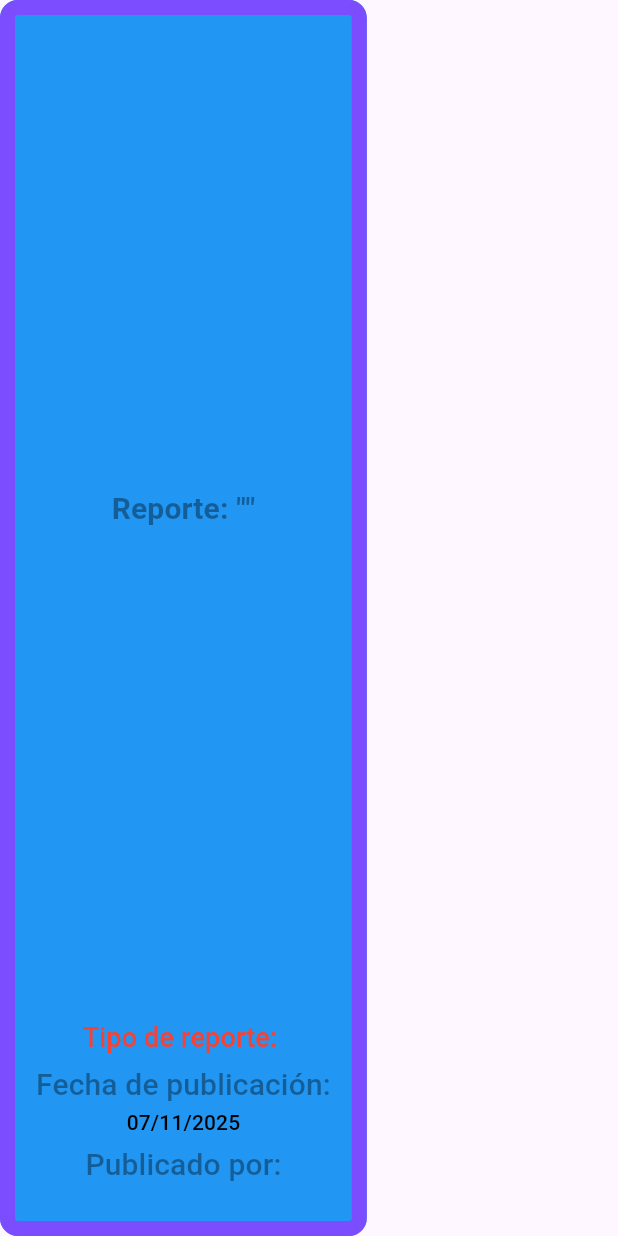
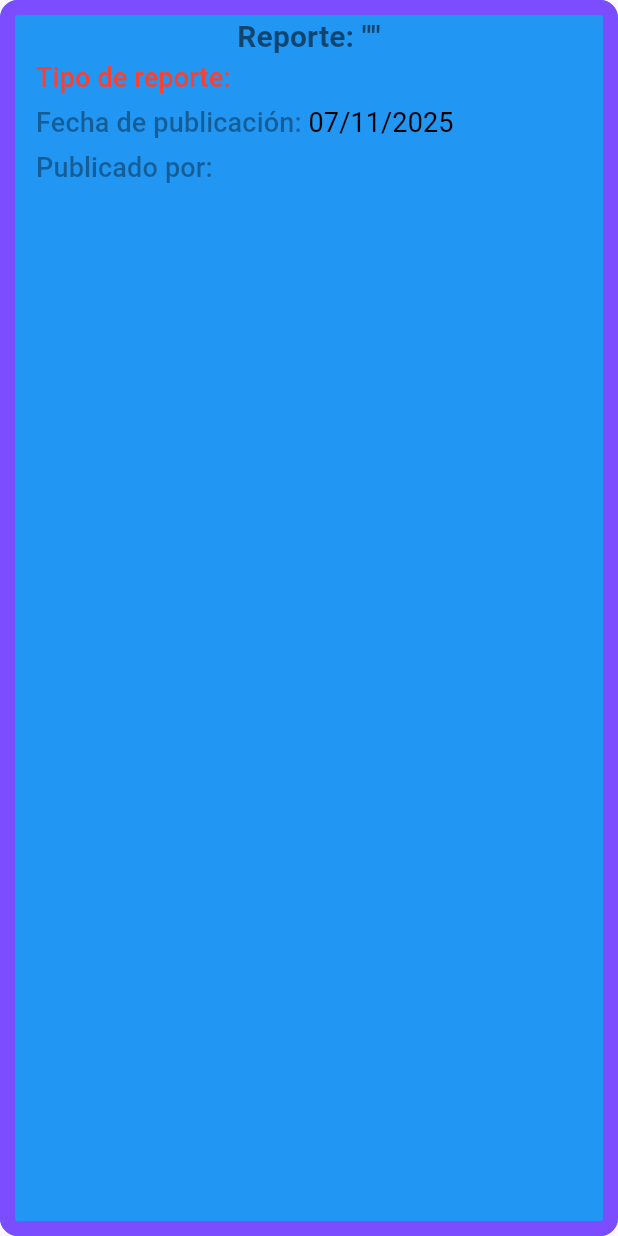
Before and after one commit to jmonsalve622/Proyecto-Ing-SW-10, a Flutter app: the BuildBotonReporte widget shown alone on an empty page, opened directly with empty values, on a phone screen of 412 x 824 dp. Run offline on Flutter 3.47's test engine with Material 3 defaults, Android fonts, the light colour scheme and no system bars.

Commit message:
fix: ListaReportes visible en cualquier resolución

```diff
--- a/lib/pages/lista_reportes_page.dart
+++ b/lib/pages/lista_reportes_page.dart
@@ -38,27 +38,25 @@ class BuildBotonReporte extends StatelessWidget {
           width: anchoBorde,
         ),
 
-        minimumSize: const Size(0, height),
+        minimumSize: const Size(double.infinity, height),
         alignment: Alignment.center,
-        //padding: const EdgeInsets.symmetric(horizontal: 16, vertical: 8),
       ),
       // Lo que va a mostrar el boton de reporte
       child: Column(
-        crossAxisAlignment: CrossAxisAlignment.center,
-        mainAxisAlignment: MainAxisAlignment.spaceBetween,
+        crossAxisAlignment: CrossAxisAlignment.start,
+        mainAxisAlignment: MainAxisAlignment.start,
         children: [
           // Ocupar Top
-          SizedBox(),
+          const SizedBox(height: 10),
 
-          // Ocupar Centro
-          FittedBox(
+          Center(
+            child: FittedBox(
               fit: BoxFit.scaleDown,
-
               child: Text.rich(
                 TextSpan(
                   style: const TextStyle(
                     fontSize: 20,
-                  color: Colors.black38,
+                    color: Colors.black54,
                     fontWeight: FontWeight.bold,
                   ),
                   children: [
@@ -76,9 +74,12 @@ class BuildBotonReporte extends StatelessWidget {
                 ),
               ),
             ),
+          ),
 
           // Ocupar Bottom
           Column(
+            crossAxisAlignment: CrossAxisAlignment.stretch,
+
             children: [
               Text(
                 "Tipo de reporte: ${reportInstance.state}",
@@ -89,35 +90,44 @@ class BuildBotonReporte extends StatelessWidget {
                 ),
               ),
               const SizedBox(height: 4),
-              Text(
-                "Fecha de publicación:",
+              Text.rich(
+                TextSpan(
                   style: const TextStyle(
-                  fontSize: 20,
+                    fontSize: 18,
+                    fontWeight: FontWeight.w500,
                     color: Colors.black38,
                   ),
+                  children: [
+                    TextSpan(text: "Fecha de publicación: "),
+                    TextSpan(
+                      text: DateFormat('dd/MM/yyyy').format(reportInstance.dateReported),
+                      style: const TextStyle(
+                        color: Colors.black,
+                        fontWeight: FontWeight.normal, // El valor no es bold
                       ),
-              Text(
-                DateFormat('dd/MM/yyyy').format(reportInstance.dateReported),
-                style: const TextStyle(
-                  fontSize: 14,
-                  color: Colors.black,
+                    ),
+                  ],
                 ),
               ),
 
               const SizedBox(height: 4),
 
-              Text(
-                "Publicado por:",
+              Text.rich(
+                TextSpan(
                   style: const TextStyle(
-                  fontSize: 20,
+                    fontSize: 18,
+                    fontWeight: FontWeight.w500,
                     color: Colors.black38,
                   ),
+                  children: [
+                    TextSpan(text: "Publicado por: "), // Etiqueta más corta
+                    TextSpan(
+                      text: reportInstance.userId,
+                      style: const TextStyle(
+                        color: Colors.black,
                       ),
-              Text(
-                reportInstance.userId,
-                style: const TextStyle(
-                  fontSize: 14,
-                  color: Colors.black,
+                    ),
+                  ],
                 ),
               ),
 
@@ -142,11 +152,33 @@ class BuildReportesGrid extends StatelessWidget {
 
   @override
   Widget build(BuildContext context) {
-    const int maxColumnas = 4;
     const double margenY = 20;
-    const double margenX = 10;
     const EdgeInsets paddingGrid = EdgeInsets.all(20);
 
+    return ListView.builder(
+      padding: paddingGrid,
+      itemCount: reportes.length,
+      itemBuilder: (BuildContext context, int index) {
+        final Report report = reportes[index];
+
+        return Padding(
+          padding: EdgeInsets.only(bottom: margenY),
+          child: BuildBotonReporte(
+            reportInstance: report,
+            onReportPressed: () {
+              Navigator.push(
+                context,
+                MaterialPageRoute(
+                  builder: (context) => ReportPage(report: report),
+                ),
+              );
+            },
+          ),
+        );
+      },
+    );
+
+    /*
     return GridView.builder(
       gridDelegate: const SliverGridDelegateWithFixedCrossAxisCount(
         crossAxisCount: maxColumnas,
@@ -174,6 +206,8 @@ class BuildReportesGrid extends StatelessWidget {
         );
       },
     );
+
+     */
   }
 
 }
```
Lines whose indentation alone changed are shown as unchanged.
